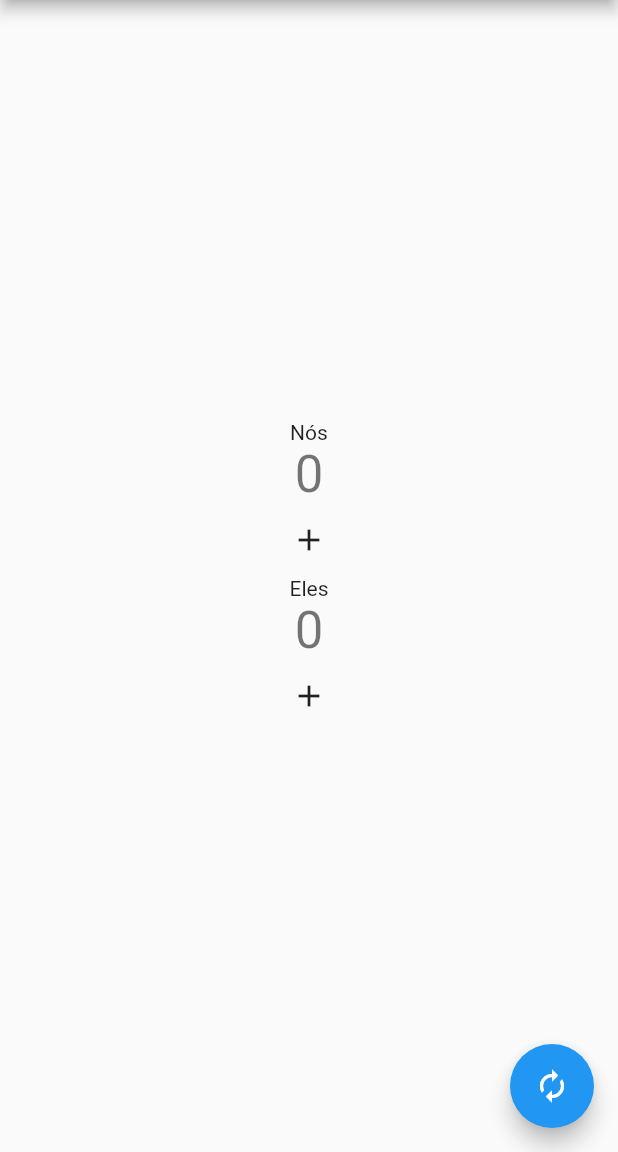
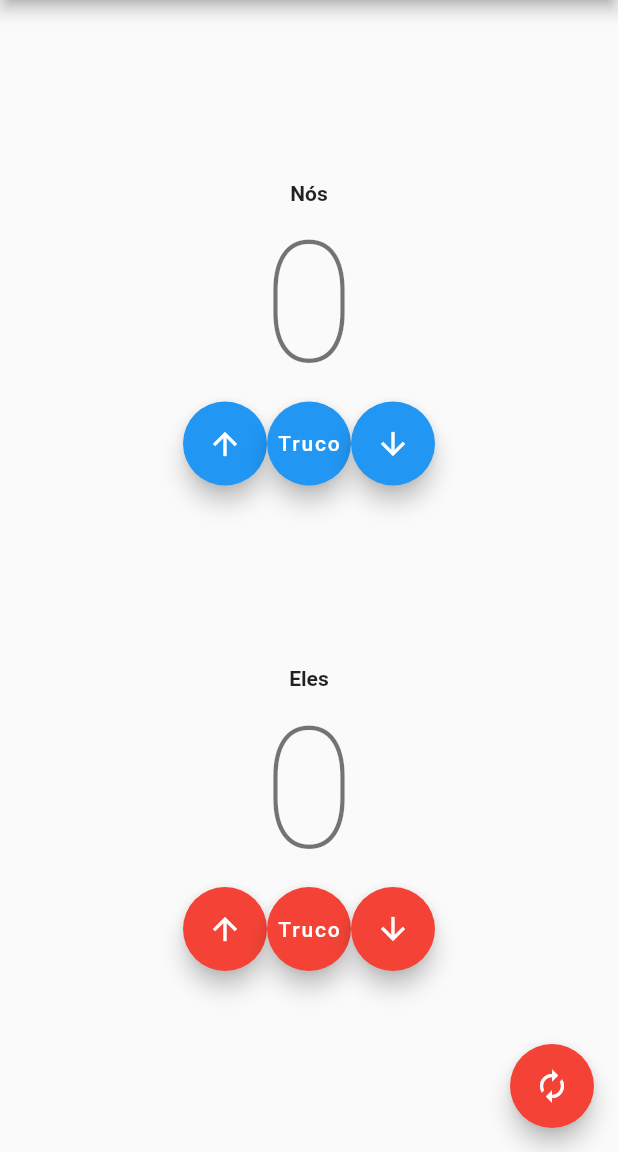
Before and after one commit to lvneves2010/marcador-truco, a Flutter app: the screen it shows after launch, on a phone screen of 412 x 824 dp, the part 84-1236 px from its top. Run offline on Flutter 3.47's test engine with Material 2 defaults, Android fonts, the phone set to English and light mode, and no system bars.

Commit message:
new buttons + decoration

```diff
--- a/lib/main.dart
+++ b/lib/main.dart
@@ -30,17 +30,64 @@ class MyHomePage extends StatefulWidget {
 class _MyHomePageState extends State<MyHomePage> {
   int _counter = 0;
   int _counter2 = 0;
+  bool nosGanhamos = false;
 
   void _incrementCounterUs() {
     setState(() {
+      if (_counter < 12) {
       _counter++;
+      }
     });
   }
+
+  void _incrementTrucoUs() {
+    setState(() {
+      if (_counter < 12) {
+      _counter = _counter + 3;
+      }
+      if (_counter >= 12) {
+       _counter = 12;
+       nosGanhamos = true;
+      }
+    });
+  }
+
+  void _decrementCounterUs() {
+    setState(() {
+      if (_counter > 0) {
+      _counter--;
+      }
+    });
+  }
+
   void _incrementCounterThem() {
     setState(() {
+      if (_counter2 < 12) {
       _counter2++;
+      }
     });
   }
+
+  void _incrementTrucoThem() {
+    setState(() {
+      if (_counter2 < 12) {
+      _counter2 = _counter2 + 3;
+      }
+      if (_counter2 >= 12) {
+       _counter2 = 12;
+       nosGanhamos = true;
+      }
+    });
+  }
+
+  void _decrementCounterThem() {
+    setState(() {
+      if (_counter2 > 0) {
+      _counter2--;
+      }
+    });
+  }
+
 
   void _resetCounter() {
     setState(() {
@@ -59,32 +106,65 @@ class _MyHomePageState extends State<MyHomePage> {
         child: Column(
           mainAxisAlignment: MainAxisAlignment.center,
           children: <Widget>[
+            Spacer(),
             Text(
               'Nós',
+              style: TextStyle(fontWeight: FontWeight.bold)
             ),
             Text(
               '$_counter',
-              style: Theme.of(context).textTheme.headline4,
+              style: Theme.of(context).textTheme.headline1,
             ),
-            FlatButton(
-              onPressed: _incrementCounterUs,
-              child: Icon(Icons.add),
-            ),
+            Row(children: <Widget>[
+            Spacer(),
+              FloatingActionButton(
+                onPressed: _incrementCounterUs,
+                child: Icon(Icons.arrow_upward),
+              ),
+              FloatingActionButton(
+                onPressed: _incrementTrucoUs,
+                child: Text('Truco'),
+              ),
+              FloatingActionButton(
+                onPressed: _decrementCounterUs,
+                child: Icon(Icons.arrow_downward),
+              ),
+            Spacer(),
+            ],),
+            Spacer(),
             Text(
               'Eles',
+              style: TextStyle(fontWeight: FontWeight.bold)
             ),
             Text(
               '$_counter2',
-              style: Theme.of(context).textTheme.headline4,
+              style: Theme.of(context).textTheme.headline1,
             ),
-            FlatButton(
-              onPressed: _incrementCounterThem,
-              child: Icon(Icons.add),
-            ),
+            Row(children: <Widget>[
+            Spacer(),
+              FloatingActionButton(
+                backgroundColor: Colors.red,
+                onPressed: _incrementCounterThem,
+                child: Icon(Icons.arrow_upward),
+              ),
+              FloatingActionButton(
+                backgroundColor: Colors.red,
+                onPressed: _incrementTrucoThem,
+                child: Text('Truco'),
+              ),
+              FloatingActionButton(
+                backgroundColor: Colors.red,
+                onPressed: _decrementCounterThem,
+                child: Icon(Icons.arrow_downward),
+              ),
+            Spacer(),
+            ],),
+            Spacer(),
           ],
         ),
       ),
       floatingActionButton: FloatingActionButton(
+        backgroundColor: Colors.red,
         onPressed: _resetCounter,
         tooltip: 'novo jogo',
         child: Icon(Icons.autorenew),
```
